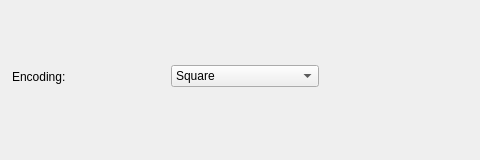
The window that source/leveltabframewidget.ui (pionere/d1-graphics-tool) describes before a commit, drawn with Qt 5.
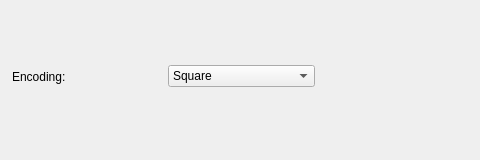
The same window after the commit.

Patch:
```diff
--- a/source/leveltabframewidget.ui
+++ b/source/leveltabframewidget.ui
@@ -90,6 +90,13 @@
      <item>
       <widget class="QLabel" name="frameTypeMsgLabel"/>
      </item>
+     <item>
+      <spacer name="horizontalSpacer_2">
+       <property name="orientation">
+        <enum>Qt::Horizontal</enum>
+       </property>
+      </spacer>
+     </item>
     </layout>
    </item>
    <item>
```
